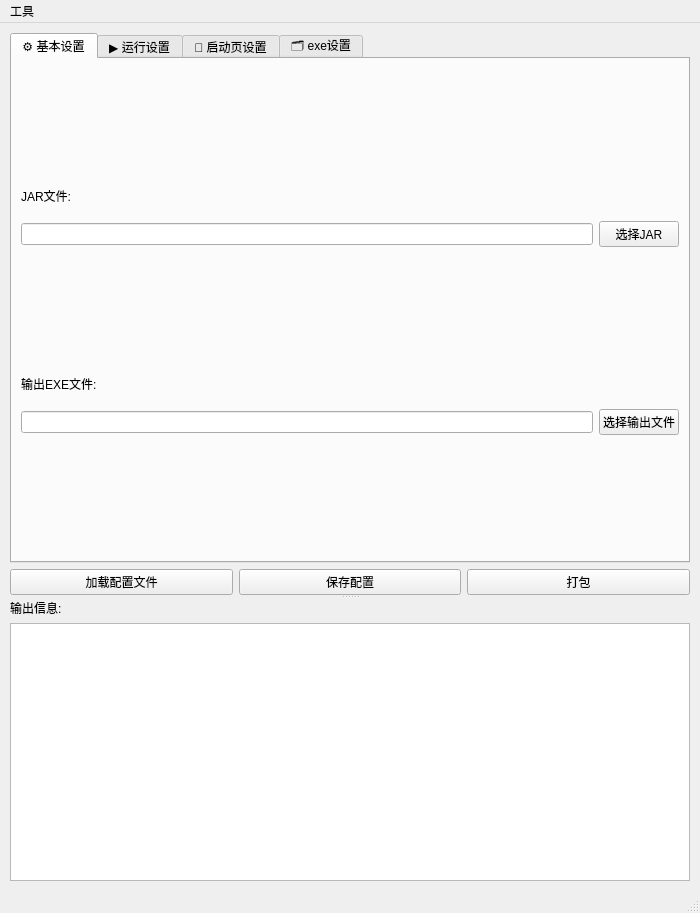
xjw580/JarPackager, file packager/ui/jarpackager.ui: the form before one commit.
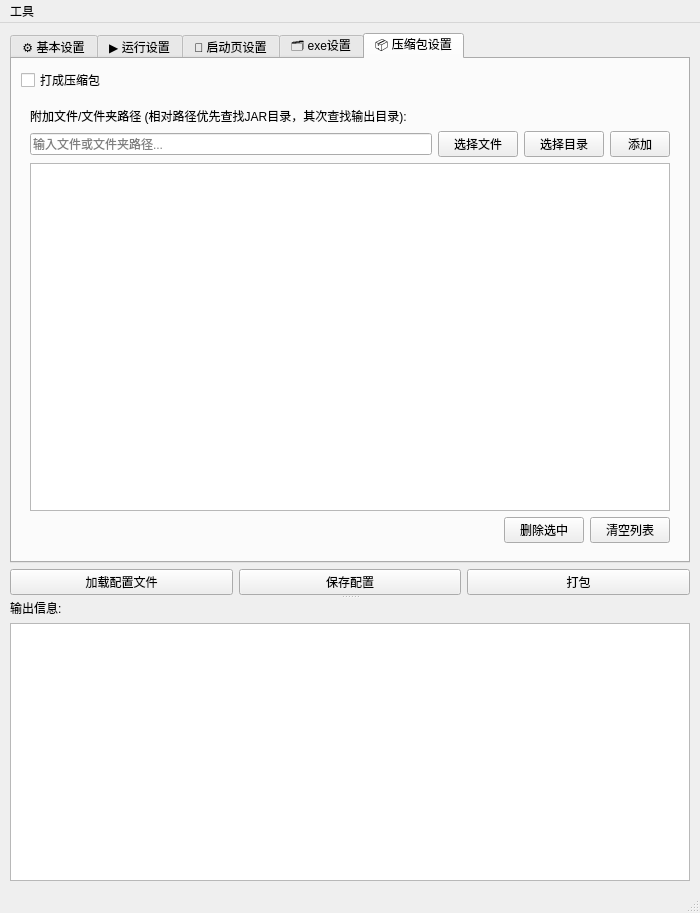
The form after the commit. The open tabs and pages were chosen to show the change.

What changed in the file:
```diff
--- a/packager/ui/jarpackager.ui
+++ b/packager/ui/jarpackager.ui
@@ -688,6 +688,176 @@
             </item>
            </layout>
           </widget>
+          <widget class="QWidget" name="zipSettings">
+           <attribute name="title">
+            <string>📦 压缩包设置</string>
+           </attribute>
+           <layout class="QVBoxLayout" name="zipLayout">
+            <item>
+             <widget class="QCheckBox" name="enableZipCheckBox">
+              <property name="text">
+               <string>打成压缩包</string>
+              </property>
+             </widget>
+            </item>
+            <item>
+             <widget class="QWidget" name="zipContentWidget" native="true">
+              <layout class="QVBoxLayout" name="zipContentLayout">
+               <property name="leftMargin">
+                <number>9</number>
+               </property>
+               <property name="topMargin">
+                <number>9</number>
+               </property>
+               <property name="rightMargin">
+                <number>9</number>
+               </property>
+               <property name="bottomMargin">
+                <number>9</number>
+               </property>
+               <item>
+                <widget class="QLabel" name="zipPathsLabel">
+                 <property name="text">
+                  <string>附加文件/文件夹路径 (相对路径优先查找JAR目录，其次查找输出目录):</string>
+                 </property>
+                </widget>
+               </item>
+               <item>
+                <widget class="QWidget" name="zipPathInputWidget" native="true">
+                 <layout class="QHBoxLayout" name="zipPathInputLayout">
+                  <property name="leftMargin">
+                   <number>0</number>
+                  </property>
+                  <property name="topMargin">
+                   <number>0</number>
+                  </property>
+                  <property name="rightMargin">
+                   <number>0</number>
+                  </property>
+                  <property name="bottomMargin">
+                   <number>0</number>
+                  </property>
+                  <item>
+                   <widget class="QLineEdit" name="zipPathEdit">
+                    <property name="placeholderText">
+                     <string>输入文件或文件夹路径...</string>
+                    </property>
+                   </widget>
+                  </item>
+                  <item>
+                   <widget class="QPushButton" name="zipBrowseFileBtn">
+                    <property name="maximumSize">
+                     <size>
+                      <width>80</width>
+                      <height>16777215</height>
+                     </size>
+                    </property>
+                    <property name="text">
+                     <string>选择文件</string>
+                    </property>
+                   </widget>
+                  </item>
+                  <item>
+                   <widget class="QPushButton" name="zipBrowseDirBtn">
+                    <property name="maximumSize">
+                     <size>
+                      <width>80</width>
+                      <height>16777215</height>
+                     </size>
+                    </property>
+                    <property name="text">
+                     <string>选择目录</string>
+                    </property>
+                   </widget>
+                  </item>
+                  <item>
+                   <widget class="QPushButton" name="zipAddPathBtn">
+                    <property name="maximumSize">
+                     <size>
+                      <width>60</width>
+                      <height>16777215</height>
+                     </size>
+                    </property>
+                    <property name="text">
+                     <string>添加</string>
+                    </property>
+                   </widget>
+                  </item>
+                 </layout>
+                </widget>
+               </item>
+               <item>
+                <widget class="QListWidget" name="zipPathsListWidget">
+                 <property name="minimumSize">
+                  <size>
+                   <width>0</width>
+                   <height>150</height>
+                  </size>
+                 </property>
+                </widget>
+               </item>
+               <item>
+                <widget class="QWidget" name="zipPathButtonsWidget" native="true">
+                 <layout class="QHBoxLayout" name="zipPathButtonsLayout">
+                  <property name="leftMargin">
+                   <number>0</number>
+                  </property>
+                  <property name="topMargin">
+                   <number>0</number>
+                  </property>
+                  <property name="rightMargin">
+                   <number>0</number>
+                  </property>
+                  <property name="bottomMargin">
+                   <number>0</number>
+                  </property>
+                  <item>
+                   <spacer name="zipButtonsSpacer">
+                    <property name="orientation">
+                     <enum>Qt::Orientation::Horizontal</enum>
+                    </property>
+                    <property name="sizeHint" stdset="0">
+                     <size>
+                      <width>40</width>
+                      <height>20</height>
+                     </size>
+                    </property>
+                   </spacer>
+                  </item>
+                  <item>
+                   <widget class="QPushButton" name="zipRemovePathBtn">
+                    <property name="maximumSize">
+                     <size>
+                      <width>100</width>
+                      <height>16777215</height>
+                     </size>
+                    </property>
+                    <property name="text">
+                     <string>删除选中</string>
+                    </property>
+                   </widget>
+                  </item>
+                  <item>
+                   <widget class="QPushButton" name="zipClearPathsBtn">
+                    <property name="maximumSize">
+                     <size>
+                      <width>100</width>
+                      <height>16777215</height>
+                     </size>
+                    </property>
+                    <property name="text">
+                     <string>清空列表</string>
+                    </property>
+                   </widget>
+                  </item>
+                 </layout>
+                </widget>
+               </item>
+              </layout>
+             </widget>
+            </item>
+           </layout>
+          </widget>
          </widget>
         </item>
         <item>
```
